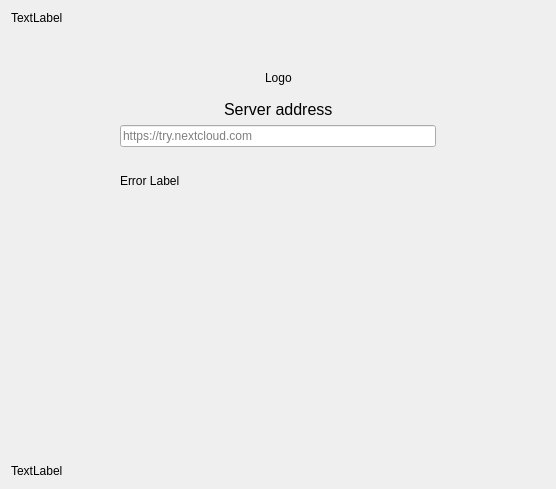
arifulislamat/nextcloud-desktop-sync, file src/gui/wizard/owncloudsetupnocredspage.ui: the form before one commit.
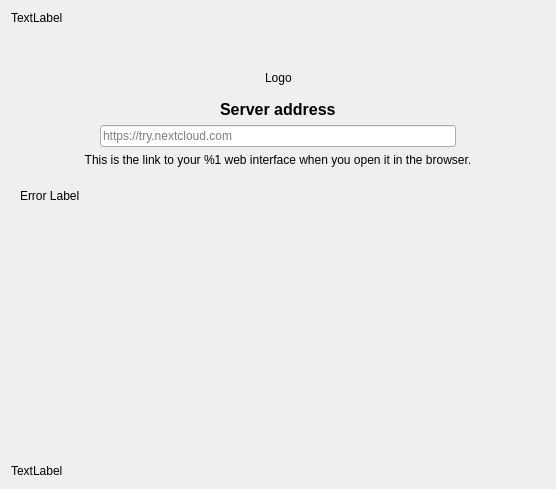
The form after the commit. Custom widgets are drawn as their Qt base class.

Diff of the .ui file:
```diff
--- a/src/gui/wizard/owncloudsetupnocredspage.ui
+++ b/src/gui/wizard/owncloudsetupnocredspage.ui
@@ -131,22 +131,6 @@
         <property name="sizeConstraint">
          <enum>QLayout::SetDefaultConstraint</enum>
         </property>
-        <item>
-         <spacer name="horizontalSpacer">
-          <property name="orientation">
-           <enum>Qt::Horizontal</enum>
-          </property>
-          <property name="sizeType">
-           <enum>QSizePolicy::Minimum</enum>
-          </property>
-          <property name="sizeHint" stdset="0">
-           <size>
-            <width>100</width>
-            <height>0</height>
-           </size>
-          </property>
-         </spacer>
-        </item>
         <item>
          <layout class="QVBoxLayout" name="verticalLayout">
           <property name="spacing">
@@ -191,6 +175,8 @@
               <property name="font">
                <font>
                 <pointsize>12</pointsize>
+                <weight>75</weight>
+                <bold>true</bold>
                </font>
               </property>
               <property name="text">
@@ -214,15 +200,64 @@
            </layout>
           </item>
           <item>
-           <widget class="OCC::PostfixLineEdit" name="leUrl">
-            <property name="sizePolicy">
-             <sizepolicy hsizetype="Minimum" vsizetype="Fixed">
-              <horstretch>0</horstretch>
-              <verstretch>0</verstretch>
-             </sizepolicy>
+           <layout class="QHBoxLayout" name="horizontalLayout_5">
+            <property name="topMargin">
+             <number>0</number>
             </property>
-            <property name="placeholderText">
-             <string notr="true">https://try.nextcloud.com</string>
+            <item>
+             <spacer name="horizontalSpacer_2">
+              <property name="orientation">
+               <enum>Qt::Horizontal</enum>
+              </property>
+              <property name="sizeType">
+               <enum>QSizePolicy::Minimum</enum>
+              </property>
+              <property name="sizeHint" stdset="0">
+               <size>
+                <width>80</width>
+                <height>0</height>
+               </size>
+              </property>
+             </spacer>
+            </item>
+            <item>
+             <widget class="OCC::PostfixLineEdit" name="leUrl">
+              <property name="sizePolicy">
+               <sizepolicy hsizetype="Minimum" vsizetype="Fixed">
+                <horstretch>0</horstretch>
+                <verstretch>0</verstretch>
+               </sizepolicy>
+              </property>
+              <property name="placeholderText">
+               <string notr="true">https://try.nextcloud.com</string>
+              </property>
+             </widget>
+            </item>
+            <item>
+             <spacer name="horizontalSpacer">
+              <property name="orientation">
+               <enum>Qt::Horizontal</enum>
+              </property>
+              <property name="sizeType">
+               <enum>QSizePolicy::Minimum</enum>
+              </property>
+              <property name="sizeHint" stdset="0">
+               <size>
+                <width>80</width>
+                <height>0</height>
+               </size>
+              </property>
+             </spacer>
+            </item>
+           </layout>
+          </item>
+          <item>
+           <widget class="QLabel" name="serverAddressDescriptionLabel">
+            <property name="text">
+             <string>This is the link to your %1 web interface when you open it in the browser.</string>
+            </property>
+            <property name="alignment">
+             <set>Qt::AlignCenter</set>
             </property>
            </widget>
           </item>
@@ -266,22 +301,6 @@
           </item>
          </layout>
         </item>
-        <item>
-         <spacer name="horizontalSpacer_2">
-          <property name="orientation">
-           <enum>Qt::Horizontal</enum>
-          </property>
-          <property name="sizeType">
-           <enum>QSizePolicy::Minimum</enum>
-          </property>
-          <property name="sizeHint" stdset="0">
-           <size>
-            <width>100</width>
-            <height>0</height>
-           </size>
-          </property>
-         </spacer>
-        </item>
        </layout>
       </item>
      </layout>
```
